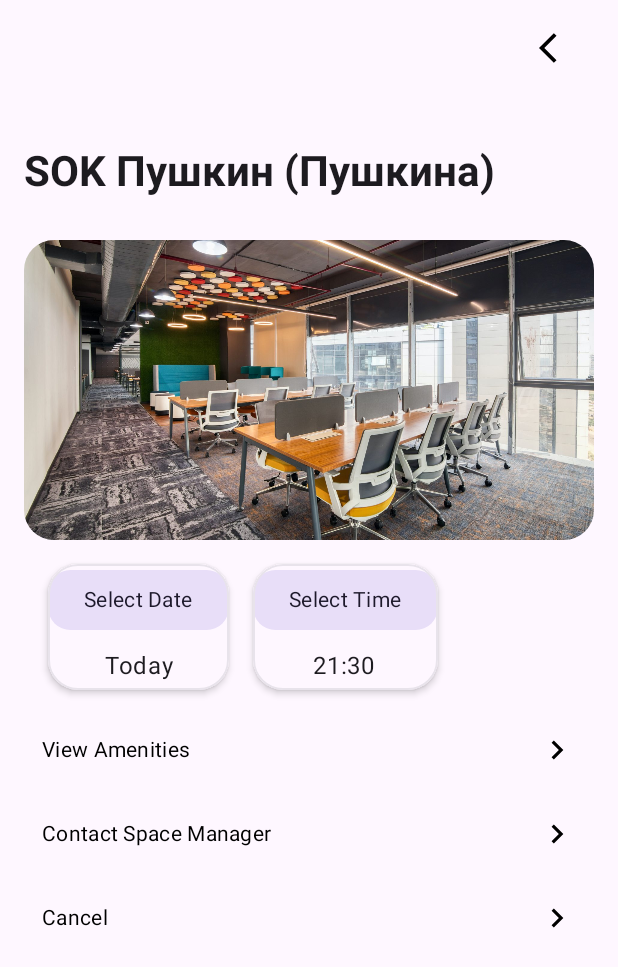
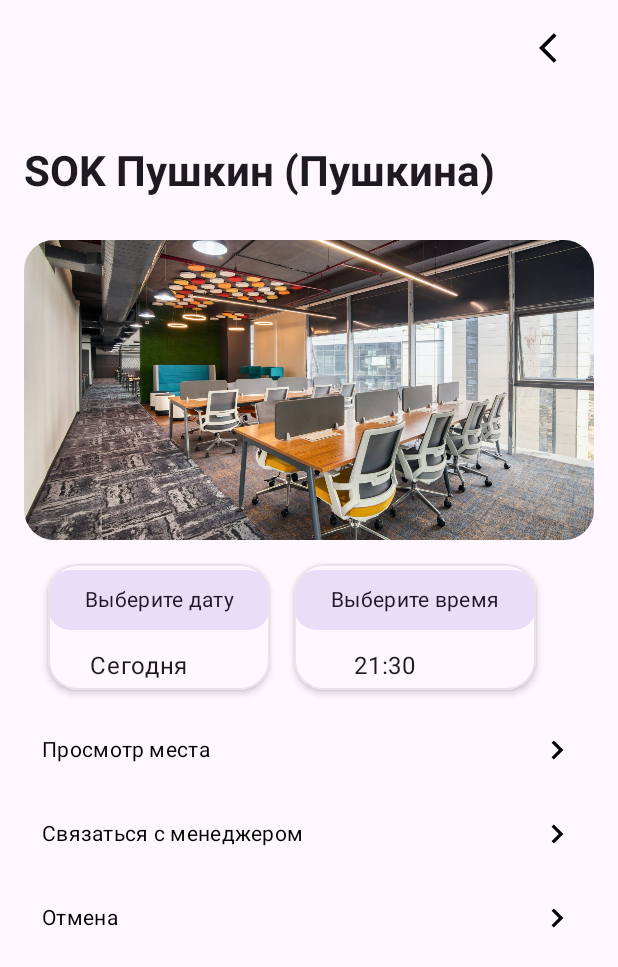
Before and after one commit to nVoxel/FlexiWorkDemo, an Android app built with Jetpack Compose: the @Preview function DetailsScreenPreviewLight, on a phone screen of 412 x 824 dp. Shown: the top 967 px of the screen. Run offline under Robolectric (Android 15) with nearby library versions, the phone set to English and light mode, and no system bars.

Commit message:
ready DetailsScreen

```diff
--- a/app/src/main/java/com/voxeldev/flexiworkdemo/models/DemoData.kt
+++ b/app/src/main/java/com/voxeldev/flexiworkdemo/models/DemoData.kt
@@ -136,12 +136,12 @@ val coworkingList = listOf(
 val dateSelectList = listOf(
     DateSelect(
         0,
-        "Select Date",
-        "Today"
+        "Выберите дату",
+        "Сегодня"
     ),
     DateSelect(
         1,
-        "Select Time",
+        "Выберите время",
         "21:30"
     )
 )
--- a/app/src/main/java/com/voxeldev/flexiworkdemo/screens/DetailsScreen.kt
+++ b/app/src/main/java/com/voxeldev/flexiworkdemo/screens/DetailsScreen.kt
@@ -123,15 +123,15 @@ fun DetailsScreen(
 
             Spacer(modifier = Modifier.height(height = 16.dp))
 
-            TextInfoButton(onClick = { /*TODO*/ }, text = "View Amenities")
+            TextInfoButton(onClick = { /*TODO*/ }, text = "Просмотр места")
 
             Spacer(modifier = Modifier.height(height = 8.dp))
 
-            TextInfoButton(onClick = { /*TODO*/ }, text = "Contact Space Manager")
+            TextInfoButton(onClick = { /*TODO*/ }, text = "Связаться с менеджером")
 
             Spacer(modifier = Modifier.height(height = 8.dp))
 
-            TextInfoButton(onClick = { /*TODO*/ }, text = "Cancel")
+            TextInfoButton(onClick = { /*TODO*/ }, text = "Отмена")
 
 
 
--- a/app/src/main/res/values/strings.xml
+++ b/app/src/main/res/values/strings.xml
@@ -1,6 +1,6 @@
 <resources>
     <string name="app_name">FlexiWork Demo</string>
-    <string name="ic_back_button">Back button</string>
-    <string name="image_cowork">Image cowork</string>
-    <string name="ic_next_button">Next button</string>
+    <string name="ic_back_button">Назад</string>
+    <string name="image_cowork">Фото коворка</string>
+    <string name="ic_next_button">Дальше</string>
 </resources>
```
